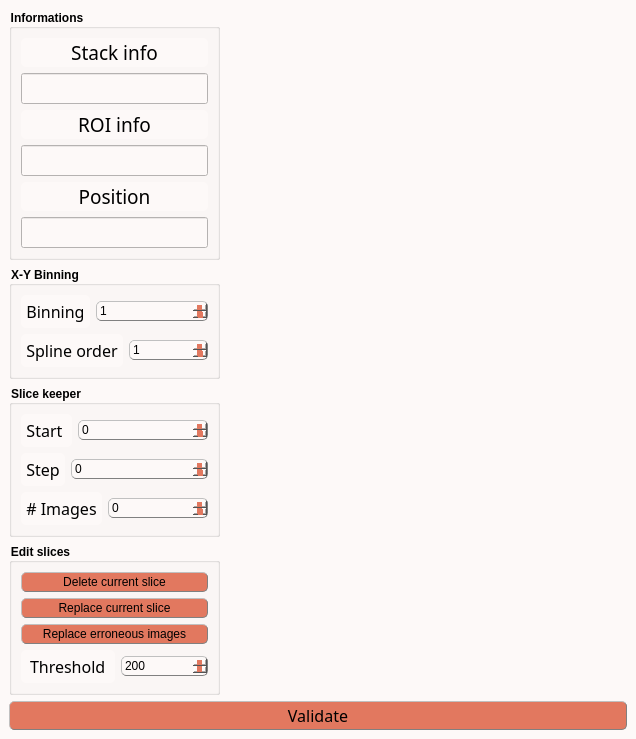
Before: the Qt Designer form inichord/Edit_Tools.ui in Cyril-Langlois/iniCHORD, drawn with Qt 5.
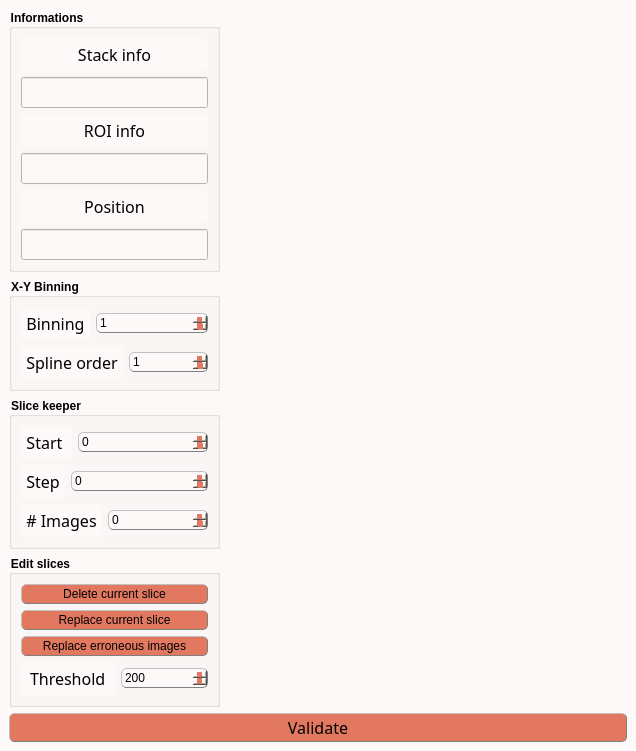
After: the same form once the commit is applied. Icons and pictures are not drawn. Custom widgets are drawn as their Qt base class.

The edit to the form file:
```diff
--- a/inichord/Edit_Tools.ui
+++ b/inichord/Edit_Tools.ui
@@ -187,19 +187,32 @@
                </property>
                <property name="minimumSize">
                 <size>
-                 <width>112</width>
+                 <width>100</width>
                  <height>0</height>
                 </size>
                </property>
                <property name="font">
                 <font>
                  <family>Noto Sans Cond</family>
-                 <pointsize>14</pointsize>
+                 <pointsize>12</pointsize>
                  <weight>50</weight>
                  <italic>false</italic>
                  <bold>false</bold>
                 </font>
                </property>
+               <property name="styleSheet">
+                <string notr="true">QLabel {
+color: rgb(0, 0, 0);
+background-color:	rgb(253, 249, 248);
+border-style : outset;
+Border-radius : 5px;
+border-width : 0px;
+border-color : black;
+min-width : 5em;
+padding : 5px;
+font : 12pt &quot;Noto Sans Cond&quot;;
+}</string>
+               </property>
                <property name="text">
                 <string>Stack info</string>
                </property>
@@ -249,19 +262,32 @@
                </property>
                <property name="minimumSize">
                 <size>
-                 <width>112</width>
+                 <width>100</width>
                  <height>0</height>
                 </size>
                </property>
                <property name="font">
                 <font>
                  <family>Noto Sans Cond</family>
-                 <pointsize>14</pointsize>
+                 <pointsize>12</pointsize>
                  <weight>50</weight>
                  <italic>false</italic>
                  <bold>false</bold>
                 </font>
                </property>
+               <property name="styleSheet">
+                <string notr="true">QLabel {
+color: rgb(0, 0, 0);
+background-color:	rgb(253, 249, 248);
+border-style : outset;
+Border-radius : 5px;
+border-width : 0px;
+border-color : black;
+min-width : 5em;
+padding : 5px;
+font : 12pt &quot;Noto Sans Cond&quot;;
+}</string>
+               </property>
                <property name="text">
                 <string>ROI info</string>
                </property>
@@ -315,12 +341,25 @@
                <property name="font">
                 <font>
                  <family>Noto Sans Cond</family>
-                 <pointsize>14</pointsize>
+                 <pointsize>12</pointsize>
                  <weight>50</weight>
                  <italic>false</italic>
                  <bold>false</bold>
                 </font>
                </property>
+               <property name="styleSheet">
+                <string notr="true">QLabel {
+color: rgb(0, 0, 0);
+background-color:	rgb(253, 249, 248);
+border-style : outset;
+Border-radius : 5px;
+border-width : 0px;
+border-color : black;
+min-width : 5em;
+padding : 5px;
+font : 12pt &quot;Noto Sans Cond&quot;;
+}</string>
+               </property>
                <property name="text">
                 <string>Position</string>
                </property>
```
Left out of the diff: 8 changed lines with no effect on the pictures.
